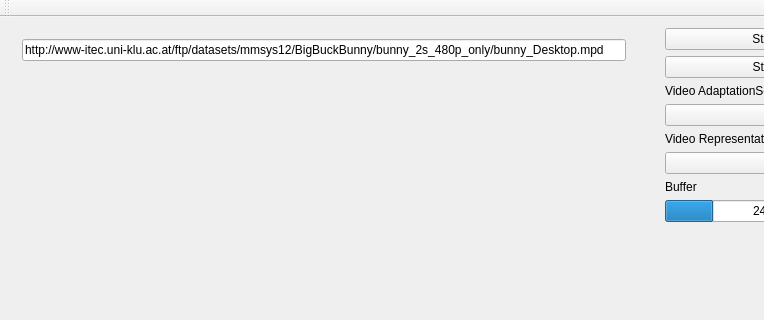
bitmovin/libdash, file libdash/qtsampleplayer/qtsampleplayer.ui: the form before one commit; both pictures show x 0 to 764 and y 0 to 320 of the 898 by 516 pixel window.
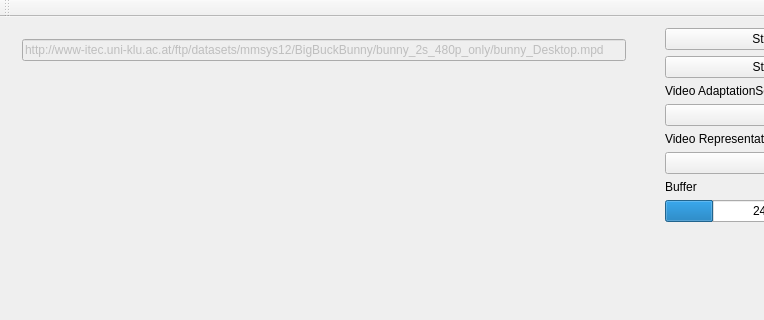
The form after the commit. Custom widgets are drawn as their Qt base class.

What changed in the file:
```diff
--- a/libdash/qtsampleplayer/qtsampleplayer.ui
+++ b/libdash/qtsampleplayer/qtsampleplayer.ui
@@ -33,7 +33,7 @@
        <item>
         <widget class="QLineEdit" name="lineEdit">
          <property name="enabled">
-          <bool>true</bool>
+          <bool>false</bool>
          </property>
          <property name="text">
           <string notr="true">http://www-itec.uni-klu.ac.at/ftp/datasets/mmsys12/BigBuckBunny/bunny_2s_480p_only/bunny_Desktop.mpd</string>
```
